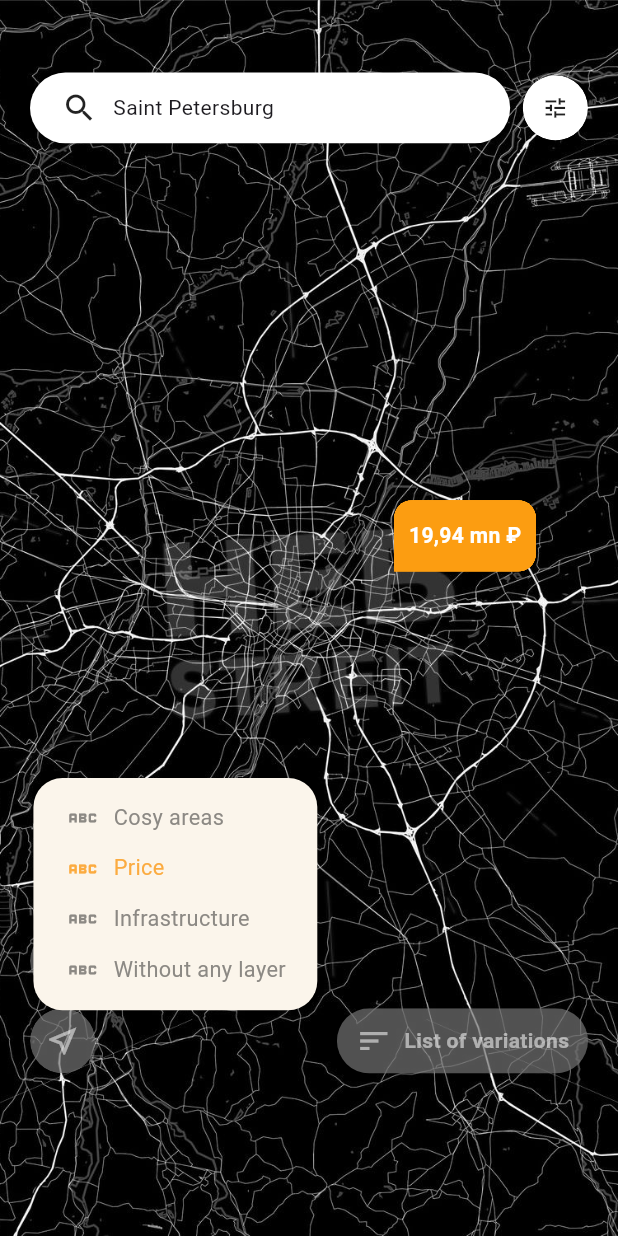
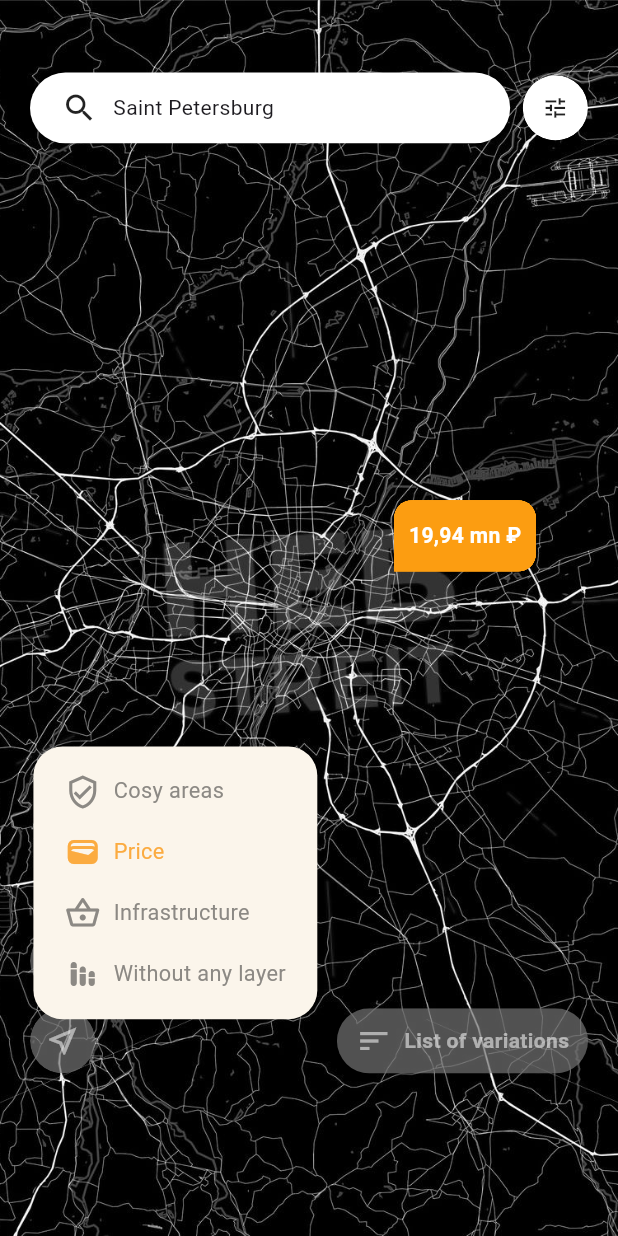
Before and after one commit to gabbygreat/real_estate, a Flutter app: the MapScreen widget shown alone on an empty page, opened directly, after a tap on the "stacked bar chart" icon, on a phone screen of 412 x 824 dp. Run offline on Flutter 3.47's test engine with Material 3 defaults, Android fonts, the phone set to English and light mode, and no system bars; drawn by our look-alikes of flutter_animate; our stand-ins replace blurrycontainer, flutter_screenutil, flutter_svg, lottie.

Commit message:
:fix: Fixed some icons aright

```diff
--- a/lib/views/map/controller.dart
+++ b/lib/views/map/controller.dart
@@ -45,7 +45,7 @@ class MapController extends State<MapScreen> {
                   ModalText(
                     text: 'Cosy areas',
                     icon: Icon(
-                      Icons.abc,
+                      Icons.verified_user_outlined,
                       color: rgb(140, 137, 132),
                     ),
                   ),
@@ -53,21 +53,21 @@ class MapController extends State<MapScreen> {
                     text: 'Price',
                     selected: true,
                     icon: Icon(
-                      Icons.abc,
+                      Icons.wallet,
                       color: rgb(251, 171, 64),
                     ),
                   ),
                   ModalText(
                     text: 'Infrastructure',
                     icon: Icon(
-                      Icons.abc,
+                      Icons.shopping_basket_outlined,
                       color: rgb(140, 137, 132),
                     ),
                   ),
                   ModalText(
                     text: 'Without any layer',
                     icon: Icon(
-                      Icons.abc,
+                      Icons.stacked_bar_chart_rounded,
                       color: rgb(140, 137, 132),
                     ),
                   ),
--- a/lib/views/map/widget.dart
+++ b/lib/views/map/widget.dart
@@ -141,7 +141,7 @@ class ModalText extends StatelessWidget {
   @override
   Widget build(BuildContext context) {
     return SizedBox(
-      height: 35.h,
+      height: 42.h,
       child: Row(
         mainAxisSize: MainAxisSize.min,
         children: [
```
